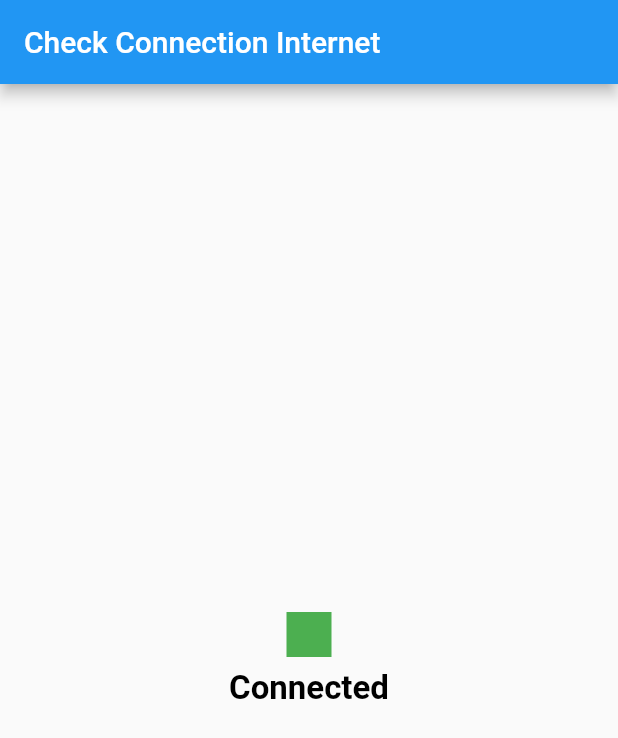
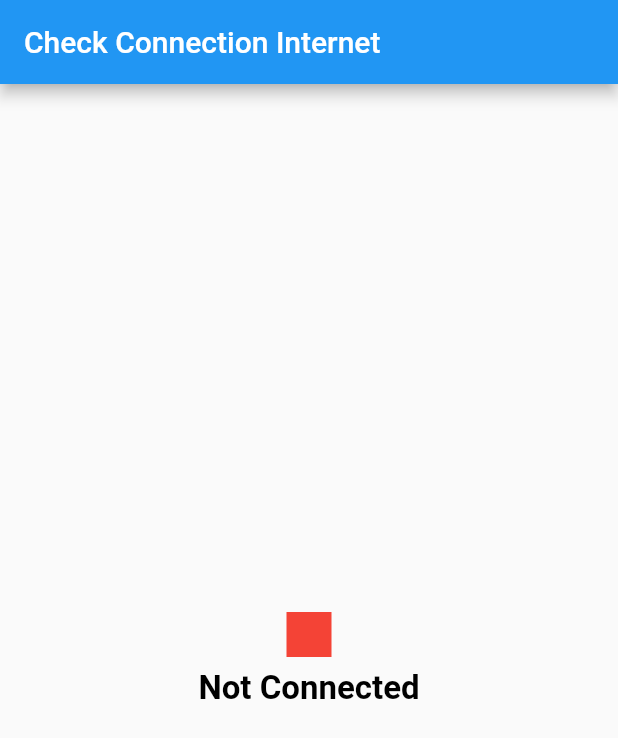
Before and after one commit to ariukaaaaa0725-eng/biy-daalt, a Flutter app: the screen it shows after launch, on a phone screen of 412 x 824 dp. Shown: the top 738 px of the screen. Run offline on Flutter 3.47's test engine with Material 2 defaults, Android fonts, the phone set to English and light mode, and no system bars; our stand-ins replace connectivity_plus.

```diff
--- a/check_connection_internet-main/lib/home_page.dart
+++ b/check_connection_internet-main/lib/home_page.dart
@@ -31,10 +31,6 @@ class _HomePageState extends State<HomePage> {
   Widget build(BuildContext context) {
     switch (_source.keys.toList()[0]) {
       case ConnectivityResult.mobile:
-        _signal = "green";
-        _status = "Connected";
-        break;
-      case ConnectivityResult.wifi:
         _signal = "green";
         _status = "Connected";
         break;
```
